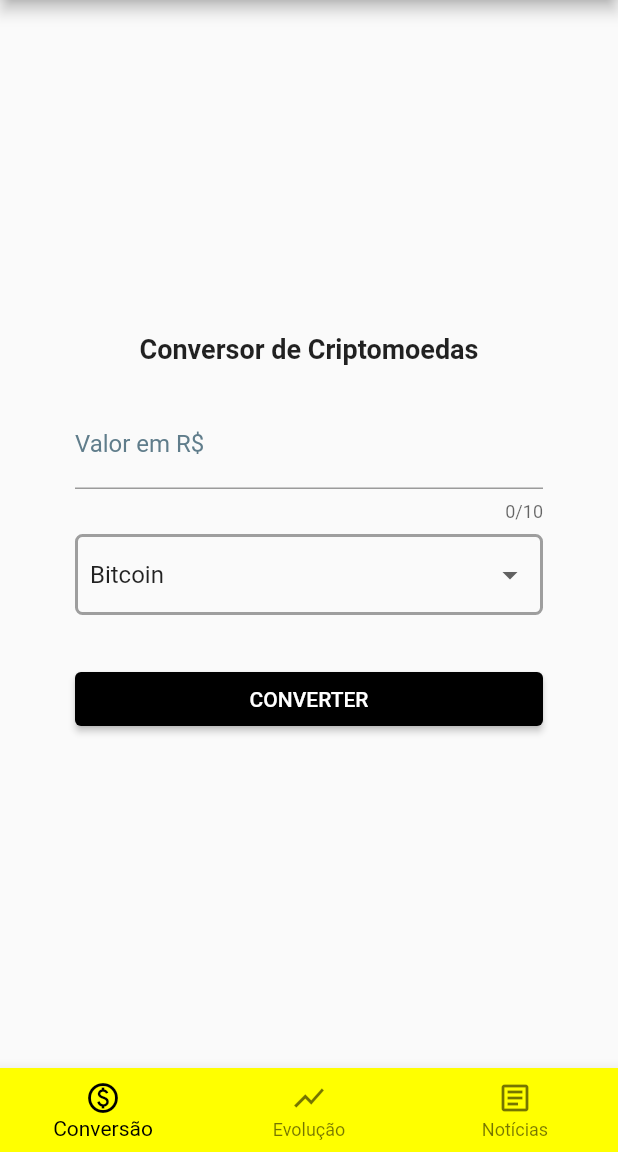
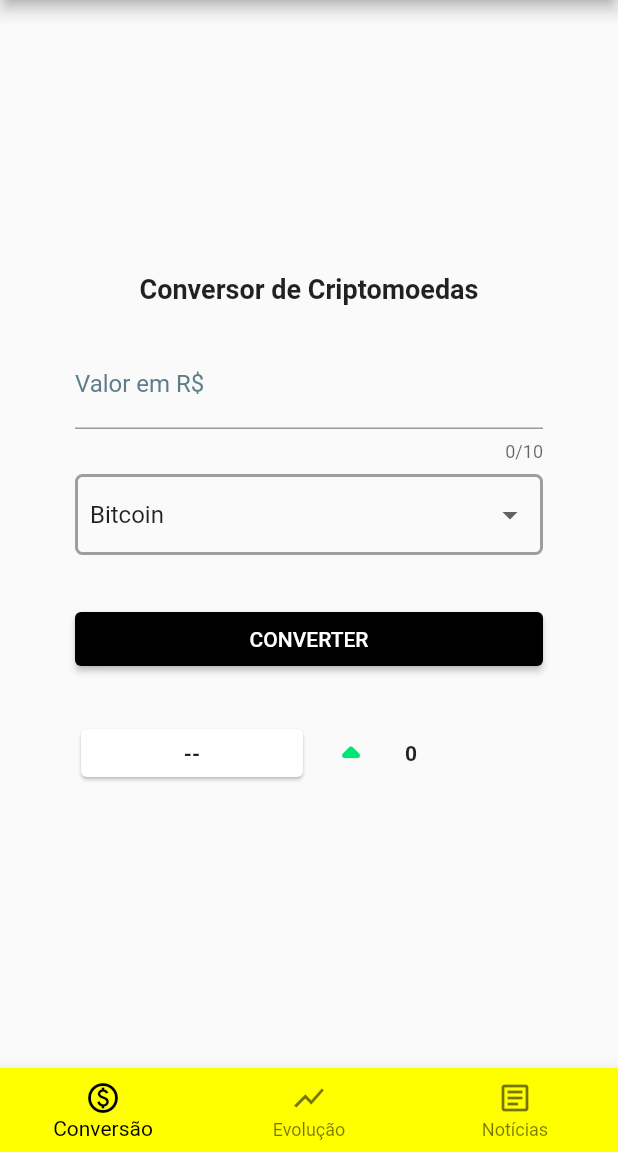
Before and after one commit to anacarolcortez/cryptonight-flutter, a Flutter app: the screen it shows after launch, on a phone screen of 412 x 824 dp, the part 84-1236 px from its top. Run offline on Flutter 3.47's test engine with Material 2 defaults, Android fonts, the light colour scheme and no system bars.

Commit message:
tela conversao funcional

```diff
--- a/lib/ui/components/conversion_results.dart
+++ b/lib/ui/components/conversion_results.dart
@@ -7,20 +7,16 @@ class ConversionResults extends StatelessWidget {
   const ConversionResults(
       {Key? key, required this.convertedValue, required this.variation})
       : super(key: key);
-  //will become statefull soon. finishing  api request first
 
   @override
   Widget build(BuildContext context) {
     return Row(
-      mainAxisAlignment: MainAxisAlignment.center,
-      crossAxisAlignment: CrossAxisAlignment.center,
       children: [
-        SizedBox(
-          width: 170,
-          height: 60,
+        Expanded(
           child: Card(
             child: Center(
-              child: Card(
+              child: Padding(
+                padding: const EdgeInsets.all(8.0),
                 child: Text(
                   convertedValue,
                   style: const TextStyle(
@@ -31,22 +27,29 @@ class ConversionResults extends StatelessWidget {
             ),
           ),
         ),
-        SizedBox(
-          width: 70,
-          height: 60,
+        Expanded(
           child: Center(
-              child: Row(
+            child: Row(
             children: [
-              Icon(
-                Icons.arrow_drop_up_rounded,
-                color: Colors.greenAccent[400],
-                size: 40,
+              Padding(
+                padding: const EdgeInsets.all(8.0),
+                child: Icon(
+                  positive(variation)
+                      ? Icons.arrow_drop_up_rounded
+                      : Icons.arrow_drop_down_rounded,
+                  color: positive(variation)
+                      ? Colors.greenAccent[400]
+                      : Colors.red,
+                  size: 40,
+                ),
               ),
-              Text(
-                variation,
-                style: const TextStyle(
-                  fontWeight: FontWeight.bold,
-                  fontSize: 18,
+              Padding(
+                padding: const EdgeInsets.all(8.0),
+                child: Text(
+                  variation,
+                  style: const TextStyle(
+                    fontWeight: FontWeight.bold,
+                  ),
                 ),
               ),
             ],
@@ -55,4 +58,12 @@ class ConversionResults extends StatelessWidget {
       ],
     );
   }
+
+  bool positive(String value) {
+    double val = double.parse(value);
+    if (val >= 0.0) {
+      return true;
+    }
+    return false;
+  }
 }
--- a/lib/webappi/awesome_service.dart
+++ b/lib/webappi/awesome_service.dart
@@ -2,7 +2,7 @@ import 'dart:convert';
 import 'package:cryptonight/model/currency_class.dart';
 import 'package:http/http.dart' as http;
 
-Future<Currency> getCryptoValue(String currency) async {
+Future<Currency> getCryptoValueFromApi(String currency) async {
   List<String> currencyNameList = currency.split('-');
   String currencyName = currencyNameList[0] + currencyNameList[1];
 
@@ -36,5 +36,7 @@ Future<Currency> getCryptoValue(String currency) async {
       timestamp: timestamp,
       createDate: createDate);
 
+  print('1. Gerei o objeto na requisição: ${cryptoSelected.name}');
+
   return cryptoSelected;
 }
```
Also changed, not shown: lib/ui/views/conversion_widget.dart (+17 -31 lines).
